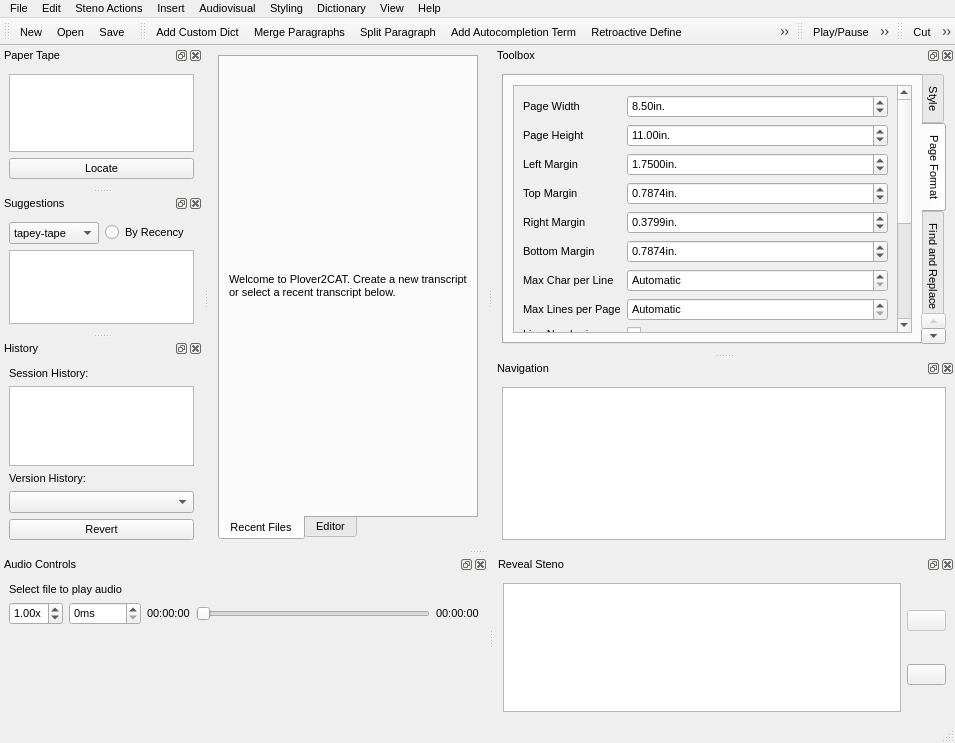
The window that plover_cat/plover_cat.ui (greenwyrt/plover2CAT) describes before a commit, drawn with Qt 5.
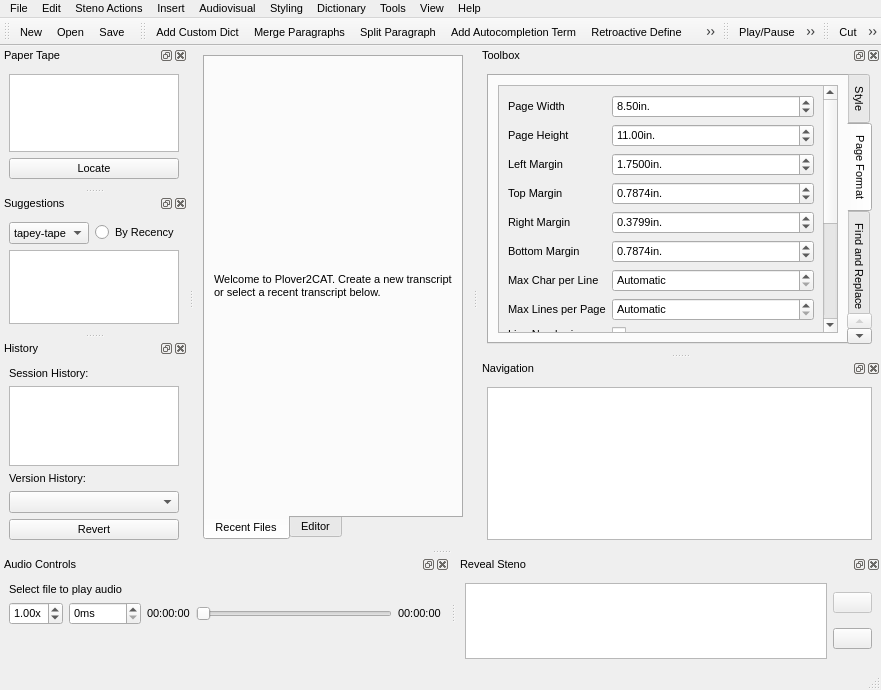
The same window after the commit. The open tabs and pages were chosen to show the change. Icons and pictures are not drawn. Custom widgets are drawn as their Qt base class.

Patch:
```diff
--- a/plover_cat/plover_cat.ui
+++ b/plover_cat/plover_cat.ui
@@ -6,8 +6,8 @@
    <rect>
     <x>0</x>
     <y>0</y>
-    <width>955</width>
-    <height>743</height>
+    <width>881</width>
+    <height>687</height>
    </rect>
   </property>
   <property name="sizePolicy">
@@ -188,7 +188,7 @@
     <rect>
      <x>0</x>
      <y>0</y>
-     <width>955</width>
+     <width>881</width>
      <height>19</height>
     </rect>
    </property>
@@ -402,6 +402,18 @@
     <addaction name="actionEditFields"/>
     <addaction name="actionEditIndices"/>
    </widget>
+   <widget class="QMenu" name="menuTools">
+    <property name="title">
+     <string>Tools</string>
+    </property>
+    <addaction name="actionStyling"/>
+    <addaction name="actionPageFormat"/>
+    <addaction name="actionFindReplacePane"/>
+    <addaction name="actionParagraph"/>
+    <addaction name="actionAudioRecording"/>
+    <addaction name="actionSpellcheck"/>
+    <addaction name="actionStenoSearch"/>
+   </widget>
    <addaction name="menuFile"/>
    <addaction name="menuEdit"/>
    <addaction name="menuSteno_Actions"/>
@@ -409,6 +421,7 @@
    <addaction name="menuAudio"/>
    <addaction name="menuStyling"/>
    <addaction name="menuDictionary"/>
+   <addaction name="menuTools"/>
    <addaction name="menuView"/>
    <addaction name="menuHelp"/>
   </widget>
@@ -1451,9 +1464,9 @@
             <property name="geometry">
              <rect>
               <x>0</x>
-              <y>0</y>
-              <width>388</width>
-              <height>409</height>
+              <y>-99</y>
+              <width>206</width>
+              <height>415</height>
              </rect>
             </property>
             <layout class="QVBoxLayout" name="verticalLayout_28">
@@ -1785,6 +1798,19 @@
                </property>
               </widget>
              </item>
+             <item>
+              <spacer name="verticalSpacer_2">
+               <property name="orientation">
+                <enum>Qt::Vertical</enum>
+               </property>
+               <property name="sizeHint" stdset="0">
+                <size>
+                 <width>20</width>
+                 <height>40</height>
+                </size>
+               </property>
+              </spacer>
+             </item>
             </layout>
            </widget>
           </widget>
```
Left out of the diff: 84 changed lines with no effect on the pictures.
